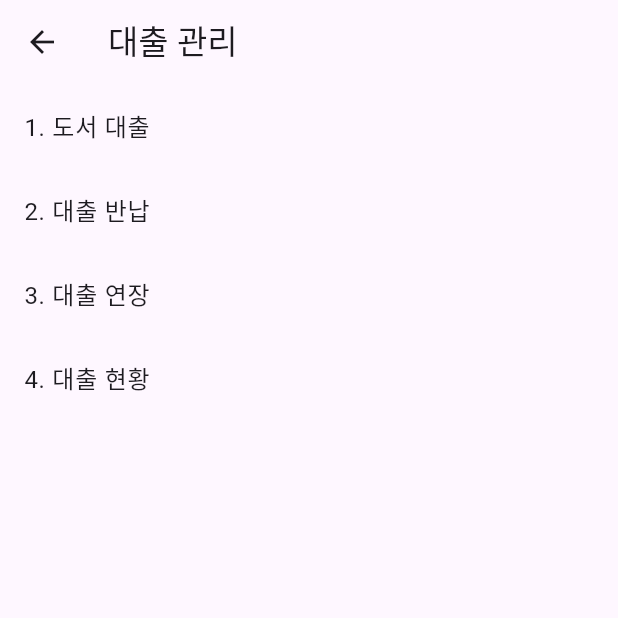
After one commit to dodocap/flutter-library-manager, a Flutter app: the BorrowMainScreen screen opened directly, on a phone screen of 412 x 824 dp, the top half of it. The commit adds this screen. Run offline on Flutter 3.47's test engine with Material 3 defaults, Android fonts, the phone set to English and light mode, and no system bars; our stand-ins replace sticky_headers.

Commit message:
feat: 대출 화면 추가
1. 기존 회원 리스트화면을 그대로 사용하기 위해 옵션 부여
2. 기존 도서 리스트화면을 그대로 사용하기 위해 옵션 부여

```diff
--- a/lib/common/common.dart
+++ b/lib/common/common.dart
@@ -16,6 +16,11 @@ enum Gender {
   factory Gender.getByString(String genderString) {
     return Gender.values.firstWhere((e) => e.genderString == genderString);
   }
+}
+
+enum ScreenMode {
+  selector,
+  editor,
 }
 
 extension IterableExtension<T> on Iterable<T> {
--- a/lib/common/menu.dart
+++ b/lib/common/menu.dart
@@ -1,10 +1,18 @@
 import 'package:flutter/material.dart';
+import 'package:orm_library_manager/common/common.dart';
 import 'package:orm_library_manager/presenter/book/book_list_screen.dart';
-import 'package:orm_library_manager/presenter/member/member_join_screen.dart';
+import 'package:orm_library_manager/presenter/borrow/borrow_main_screen.dart';
 import 'package:orm_library_manager/presenter/member/member_list_screen.dart';
-import 'package:orm_library_manager/presenter/member/member_screen.dart';
 
 final Map<String, Widget> mainMenuMap = {
-  '1. 회원 관리': MemberListScreen(),
-  '2. 도서 관리': BookListScreen(),
+  '1. 회원 관리': const MemberListScreen(mode: ScreenMode.editor),
+  '2. 도서 관리': const BookListScreen(mode: ScreenMode.editor),
+  '3. 대출 관리': const BorrowMainScreen(),
 };
+
+final Map<String, Widget> borrowMenuMap = {
+  '1. 도서 대출': const MemberListScreen(mode: ScreenMode.selector),
+  '2. 도서 반납': const BorrowMainScreen(),
+  '3. 대출 연장': const BorrowMainScreen(),
+  '4. 대출 현황': const BorrowMainScreen(),
+};
--- a/lib/main.dart
+++ b/lib/main.dart
@@ -22,7 +22,7 @@ class MyApp extends StatelessWidget {
         colorScheme: ColorScheme.fromSeed(seedColor: Colors.deepPurple),
         useMaterial3: true,
       ),
-      home: MainScreen(),
+      home: const MainScreen(),
     );
   }
 }
--- /dev/null
+++ b/lib/presenter/borrow/borrow_main_screen.dart
@@ -0,0 +1,52 @@
+import 'package:flutter/material.dart';
+import 'package:orm_library_manager/common/common.dart';
+import 'package:orm_library_manager/presenter/member/member_list_screen.dart';
+
+class BorrowMainScreen extends StatefulWidget {
+  const BorrowMainScreen({super.key});
+
+  @override
+  State<BorrowMainScreen> createState() => _BorrowMainScreenState();
+}
+
+class _BorrowMainScreenState extends State<BorrowMainScreen> {
+  @override
+  Widget build(BuildContext context) {
+    return Scaffold(
+      appBar: AppBar(
+        title: const Text('대출 관리'),
+      ),
+      body: Column(
+        children: [
+          ListTile(
+            title: const Text('1. 도서 대출'),
+            onTap: () {
+              Navigator.push(
+                context,
+                MaterialPageRoute(builder: (context) => const MemberListScreen(mode: ScreenMode.selector)),
+              );
+            },
+          ),
+          ListTile(
+            title: const Text('2. 대출 반납'),
+            onTap: () {
+
+            },
+          ),
+          ListTile(
+            title: const Text('3. 대출 연장'),
+            onTap: () {
+
+            },
+          ),
+          ListTile(
+            title: const Text('4. 대출 현황'),
+            onTap: () {
+
+            },
+          ),
+        ],
+      ),
+    );
+  }
+}
--- a/lib/presenter/main/main_screen.dart
+++ b/lib/presenter/main/main_screen.dart
@@ -8,7 +8,7 @@ class MainScreen extends StatelessWidget {
   @override
   Widget build(BuildContext context) {
     return Scaffold(
-      appBar: AppBar(title: Text('도서 관리 프로그램')),
+      appBar: AppBar(title: const Text('도서 관리 프로그램')),
       body: CommonMenuScreen(menu: mainMenuMap),
     );
   }
--- a/lib/presenter/member/member_join_screen.dart
+++ b/lib/presenter/member/member_join_screen.dart
@@ -157,9 +157,7 @@ class _MemberJoinScreenState extends State<MemberJoinScreen> {
     switch(result) {
       case Success(:final data):
         if (mounted) {
-          showSimpleDialog(context, '${data.name}님\n회원 가입 성공!', () {
-            Navigator.pop(context, true);
-          });
+          showSimpleDialog(context, '${data.name}님\n회원 가입 성공!', () => Navigator.pop(context, true));
         }
         break;
       case Error(:final error):
--- a/lib/presenter/member/member_screen.dart
+++ b/lib/presenter/member/member_screen.dart
@@ -1,6 +1,4 @@
 import 'package:flutter/material.dart';
-import 'package:orm_library_manager/common/menu.dart';
-import 'package:orm_library_manager/presenter/common/common_menu_screen.dart';
 
 class MemberScreen extends StatelessWidget {
   const MemberScreen({super.key});
@@ -9,7 +7,7 @@ class MemberScreen extends StatelessWidget {
   Widget build(BuildContext context) {
     return Scaffold(
       appBar: AppBar(
-        title: Text('회원 메뉴'),
+        title: const Text('회원 메뉴'),
       ),
     );
   }
```
Also changed, not shown: lib/domain/model/borrow_info.dart (+5 -5 lines), lib/domain/usecase/book_usecase.dart (+9 -2 lines), lib/presenter/book/book_list_screen.dart (+61 -5 lines), lib/presenter/borrow/borrow_result_screen.dart (added, +55 -0 lines), lib/presenter/borrow/borrow_screen.dart (added, +19 -0 lines), lib/presenter/member/member_list_screen.dart (+48 -3 lines).
